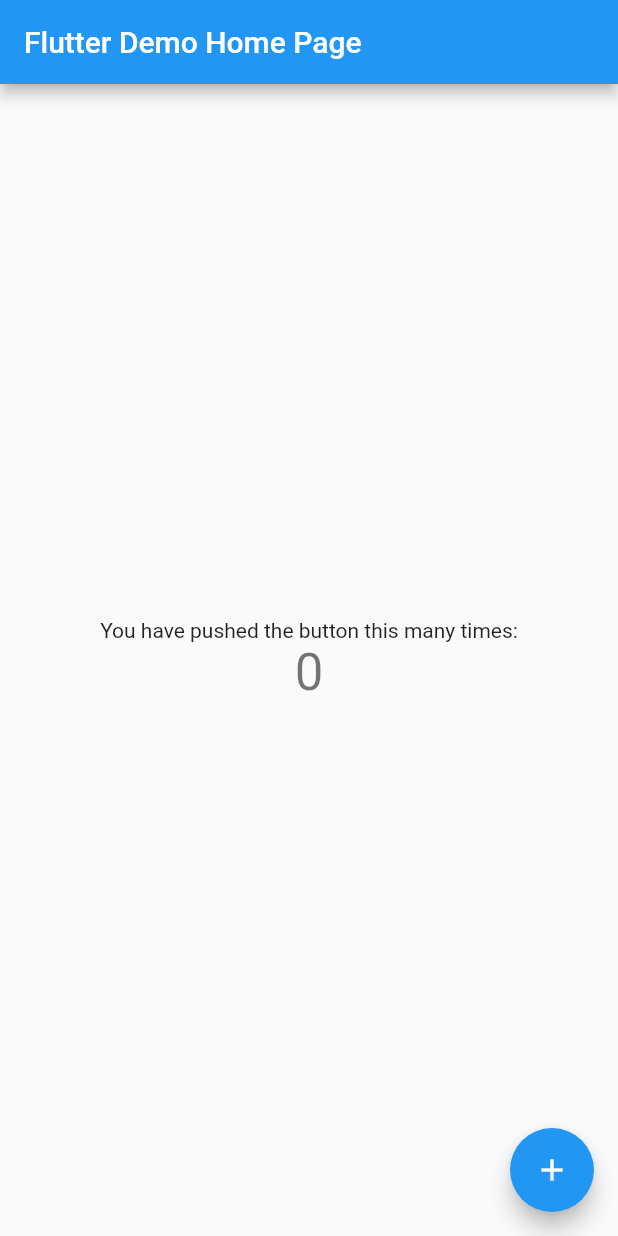
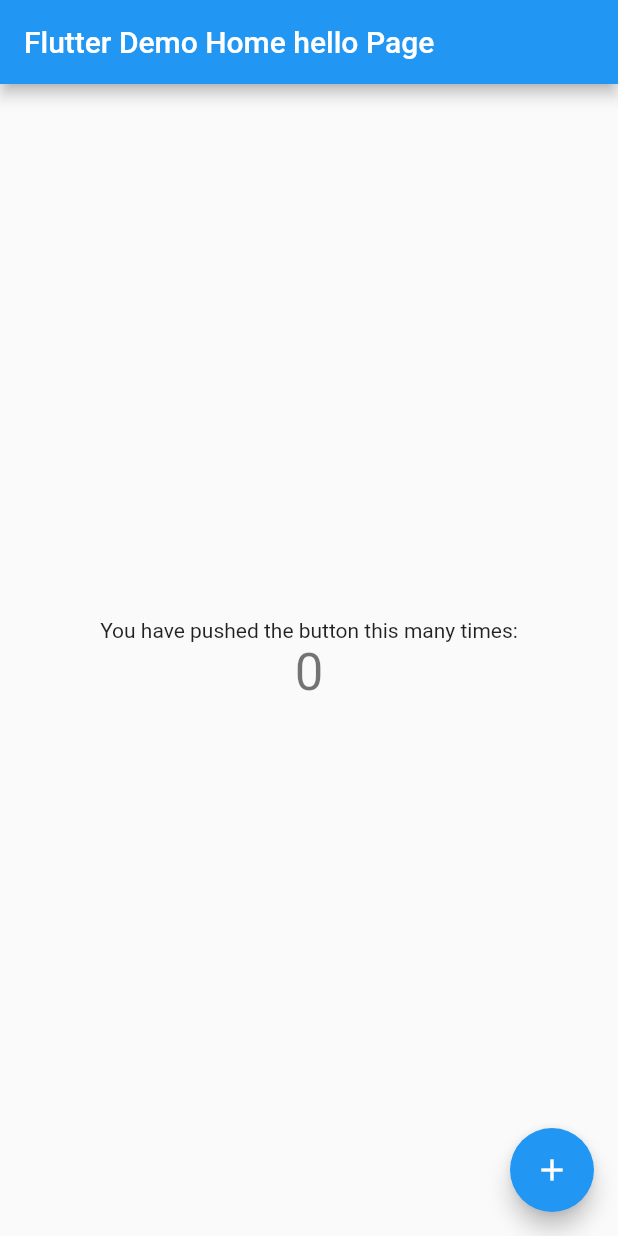
Before and after one commit to Ritikksp/test, a Flutter app: the screen it shows after launch, on a phone screen of 412 x 824 dp. Run offline on Flutter 3.47's test engine with Material 2 defaults, Android fonts, the phone set to English and light mode, and no system bars.

Commit message:
change title

```diff
--- a/lib/main.dart
+++ b/lib/main.dart
@@ -24,7 +24,7 @@ class MyApp extends StatelessWidget {
         // is not restarted.
         primarySwatch: Colors.blue,
       ),
-      home: const MyHomePage(title: 'Flutter Demo Home Page'),
+      home: const MyHomePage(title: 'Flutter Demo Home hello Page'),
     );
   }
 }
```
